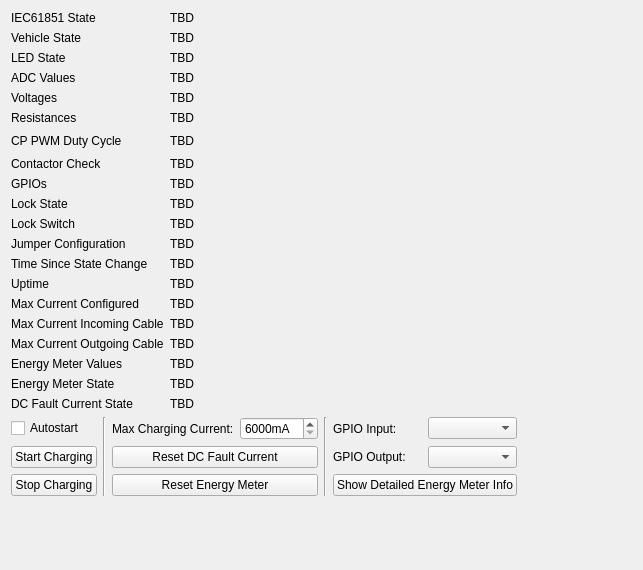
Qt form src/brickv/plugin_system/plugins/evse_v2/ui/evse_v2.ui (Tinkerforge/brickv) before a commit.
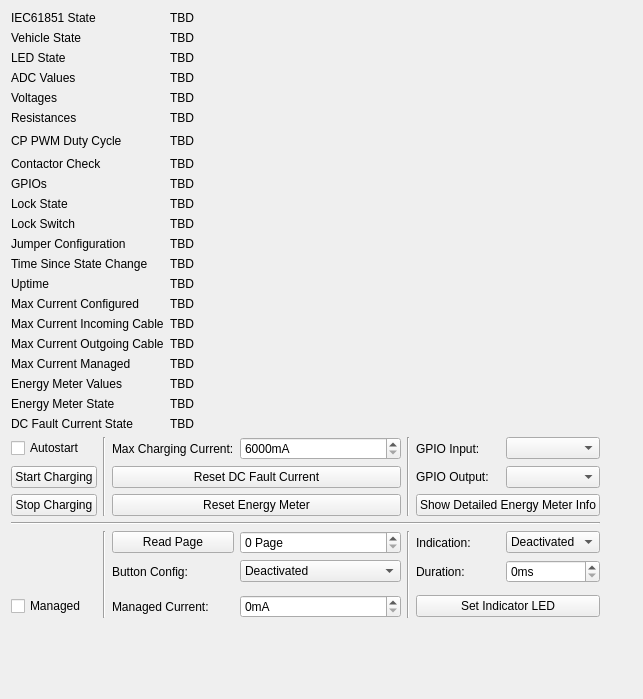
The same form after that commit.

Commit message: Add ui elements for new EVSE V2 API

Patch:
```diff
--- a/src/brickv/plugin_system/plugins/evse_v2/ui/evse_v2.ui
+++ b/src/brickv/plugin_system/plugins/evse_v2/ui/evse_v2.ui
@@ -7,7 +7,7 @@
     <x>0</x>
     <y>0</y>
     <width>643</width>
-    <height>570</height>
+    <height>699</height>
    </rect>
   </property>
   <property name="windowTitle">
@@ -128,6 +128,13 @@
        </property>
       </widget>
      </item>
+     <item row="21" column="0">
+      <widget class="QLabel" name="label_7">
+       <property name="text">
+        <string>DC Fault Current State</string>
+       </property>
+      </widget>
+     </item>
      <item row="8" column="1">
       <widget class="QLabel" name="label_gpios">
        <property name="text">
@@ -240,7 +247,7 @@
        </property>
       </widget>
      </item>
-     <item row="18" column="0">
+     <item row="19" column="0">
       <widget class="QLabel" name="label_3">
        <property name="text">
         <string>Energy Meter Values</string>
@@ -260,35 +267,28 @@
        </property>
       </spacer>
      </item>
-     <item row="18" column="1">
+     <item row="19" column="1">
       <widget class="QLabel" name="label_energy_meter_values">
        <property name="text">
         <string>TBD</string>
        </property>
       </widget>
      </item>
-     <item row="19" column="0">
+     <item row="20" column="0">
       <widget class="QLabel" name="label_4">
        <property name="text">
         <string>Energy Meter State</string>
        </property>
       </widget>
      </item>
-     <item row="19" column="1">
-      <widget class="QLabel" name="label_energy_meter_state">
-       <property name="text">
-        <string>TBD</string>
-       </property>
-      </widget>
-     </item>
-     <item row="20" column="0">
-      <widget class="QLabel" name="label_7">
-       <property name="text">
-        <string>DC Fault Current State</string>
-       </property>
-      </widget>
-     </item>
      <item row="20" column="1">
+      <widget class="QLabel" name="label_energy_meter_state">
+       <property name="text">
+        <string>TBD</string>
+       </property>
+      </widget>
+     </item>
+     <item row="21" column="1">
       <widget class="QLabel" name="label_dc_fault_current_state">
        <property name="text">
         <string>TBD</string>
@@ -309,6 +309,20 @@
        </property>
       </widget>
      </item>
+     <item row="18" column="0">
+      <widget class="QLabel" name="label_15">
+       <property name="text">
+        <string>Max Current Managed</string>
+       </property>
+      </widget>
+     </item>
+     <item row="18" column="1">
+      <widget class="QLabel" name="label_max_current_managed">
+       <property name="text">
+        <string>TBD</string>
+       </property>
+      </widget>
+     </item>
     </layout>
    </item>
    <item>
@@ -425,6 +439,179 @@
        </property>
       </widget>
      </item>
+     <item row="5" column="2">
+      <widget class="QLabel" name="label_27">
+       <property name="text">
+        <string>Button Config:</string>
+       </property>
+      </widget>
+     </item>
+     <item row="4" column="3">
+      <widget class="QSpinBox" name="spinbox_page">
+       <property name="suffix">
+        <string> Page</string>
+       </property>
+       <property name="maximum">
+        <number>15</number>
+       </property>
+      </widget>
+     </item>
+     <item row="4" column="5">
+      <widget class="QLabel" name="label_20">
+       <property name="text">
+        <string>Indication:</string>
+       </property>
+      </widget>
+     </item>
+     <item row="4" column="6">
+      <widget class="QComboBox" name="combobox_indication">
+       <item>
+        <property name="text">
+         <string>Deactivated</string>
+        </property>
+       </item>
+       <item>
+        <property name="text">
+         <string>Off</string>
+        </property>
+       </item>
+       <item>
+        <property name="text">
+         <string>25%</string>
+        </property>
+       </item>
+       <item>
+        <property name="text">
+         <string>50%</string>
+        </property>
+       </item>
+       <item>
+        <property name="text">
+         <string>75%</string>
+        </property>
+       </item>
+       <item>
+        <property name="text">
+         <string>On</string>
+        </property>
+       </item>
+       <item>
+        <property name="text">
+         <string>ack</string>
+        </property>
+       </item>
+       <item>
+        <property name="text">
+         <string>nack</string>
+        </property>
+       </item>
+       <item>
+        <property name="text">
+         <string>nag</string>
+        </property>
+       </item>
+      </widget>
+     </item>
+     <item row="7" column="5" colspan="2">
+      <widget class="QPushButton" name="button_set_indicator">
+       <property name="text">
+        <string>Set Indicator LED</string>
+       </property>
+      </widget>
+     </item>
+     <item row="7" column="3">
+      <widget class="QSpinBox" name="spin_managed_current">
+       <property name="suffix">
+        <string>mA</string>
+       </property>
+       <property name="maximum">
+        <number>32000</number>
+       </property>
+      </widget>
+     </item>
+     <item row="7" column="2">
+      <widget class="QLabel" name="label_22">
+       <property name="text">
+        <string>Managed Current:</string>
+       </property>
+      </widget>
+     </item>
+     <item row="7" column="0">
+      <widget class="QCheckBox" name="checkbox_managed">
+       <property name="text">
+        <string>Managed</string>
+       </property>
+      </widget>
+     </item>
+     <item row="4" column="2">
+      <widget class="QPushButton" name="button_read_page">
+       <property name="text">
+        <string>Read Page</string>
+       </property>
+      </widget>
+     </item>
+     <item row="5" column="3">
+      <widget class="QComboBox" name="combo_button_config">
+       <item>
+        <property name="text">
+         <string>Deactivated</string>
+        </property>
+       </item>
+       <item>
+        <property name="text">
+         <string>Start Charging</string>
+        </property>
+       </item>
+       <item>
+        <property name="text">
+         <string>Stop Charging</string>
+        </property>
+       </item>
+       <item>
+        <property name="text">
+         <string>Start And Stop Charging</string>
+        </property>
+       </item>
+      </widget>
+     </item>
+     <item row="5" column="5">
+      <widget class="QLabel" name="label_21">
+       <property name="text">
+        <string>Duration:</string>
+       </property>
+      </widget>
+     </item>
+     <item row="3" column="0" colspan="7">
+      <widget class="Line" name="line_3">
+       <property name="orientation">
+        <enum>Qt::Horizontal</enum>
+       </property>
+      </widget>
+     </item>
+     <item row="4" column="4" rowspan="4">
+      <widget class="Line" name="line_4">
+       <property name="orientation">
+        <enum>Qt::Vertical</enum>
+       </property>
+      </widget>
+     </item>
+     <item row="5" column="6">
+      <widget class="QSpinBox" name="spin_duration">
+       <property name="suffix">
+        <string>ms</string>
+       </property>
+       <property name="maximum">
+        <number>65535</number>
+       </property>
+      </widget>
+     </item>
+     <item row="4" column="1" rowspan="4">
+      <widget class="Line" name="line_5">
+       <property name="orientation">
+        <enum>Qt::Vertical</enum>
+       </property>
+      </widget>
+     </item>
     </layout>
    </item>
    <item>
```
The commit also changes 2 other files.
